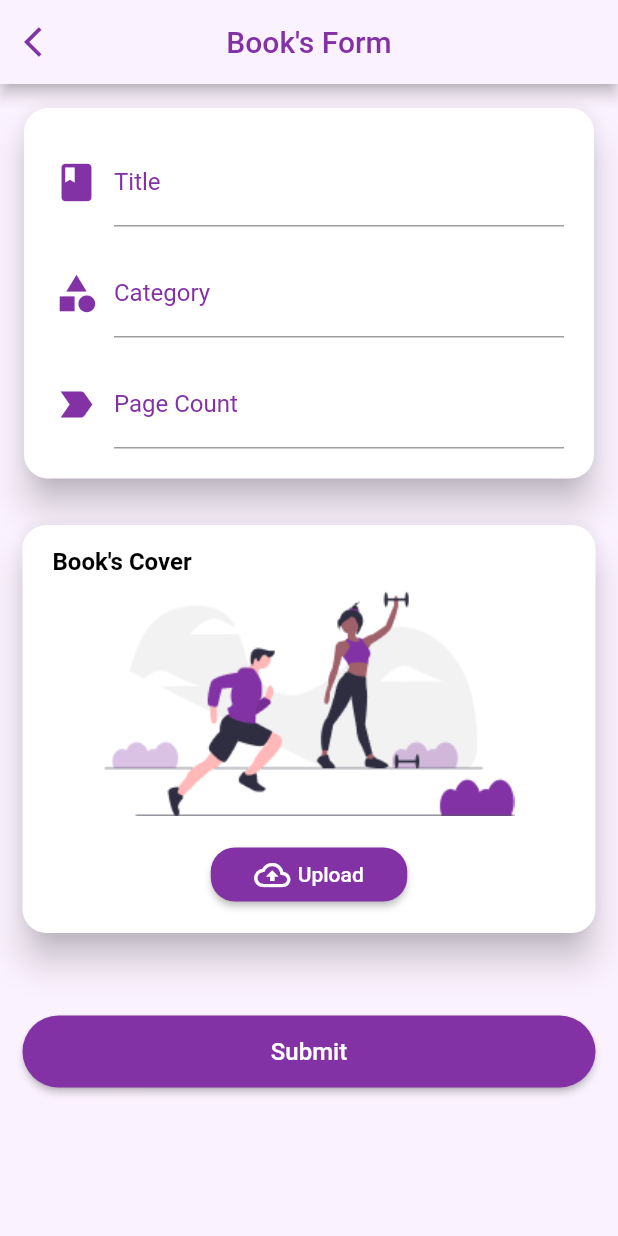
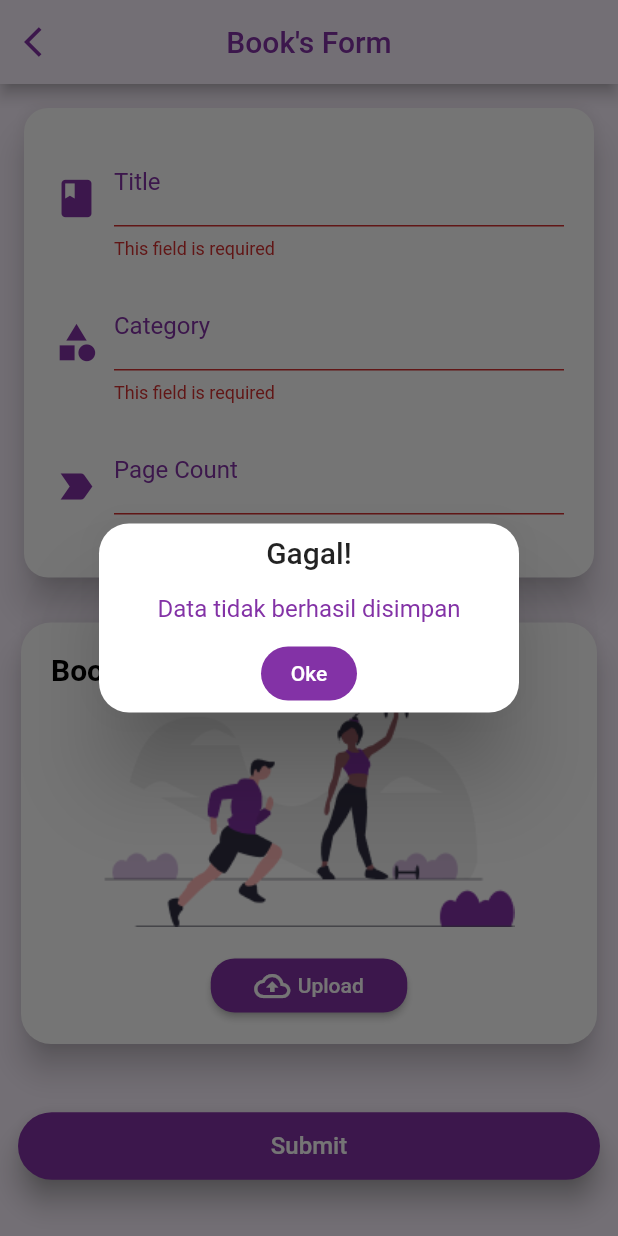
Before and after one commit to SabillaAndini/sabilla_firebase, a Flutter app: the FormView screen opened by its route, after a tap on "Submit", on a phone screen of 412 x 824 dp. Run offline on Flutter 3.47's test engine with Material 2 defaults, Android fonts, the phone set to English and light mode, and no system bars; our stand-ins replace cloud_firestore, firebase_auth, firebase_core, firebase_storage, get, image_picker and 1 more; accounts and stored records are empty.

Commit message:
update progress

```diff
--- a/lib/app/data/book_model.dart
+++ b/lib/app/data/book_model.dart
@@ -1,3 +1,11 @@
+import 'dart:io';
+
+import 'package:cloud_firestore/cloud_firestore.dart';
+import 'package:flutter/material.dart';
+import 'package:get/get.dart';
+import 'package:sabilla_firebase/app/data/database.dart';
+import 'package:sabilla_firebase/app/integrations/firestore.dart';
+
 class BookModel {
   String? id;
   String? title;
@@ -9,4 +17,75 @@ class BookModel {
 
   BookModel(
       {this.id, this.title, this.category, this.page, this.image, this.time});
+
+  BookModel.fromJson(DocumentSnapshot snapshot) {
+    Map<String, dynamic>? json = snapshot.data() as Map<String, dynamic>?;
+    id = snapshot.id;
+    title = json?['title'];
+    category = json?['category'];
+    page = json?['page'];
+    readPage = json?['readPage'];
+    image = json?['image'];
+    time = (json?['time']).toDate();
+  }
+
+  Map<String, dynamic> toJson() {
+    final data = <String, dynamic>{};
+    data['id'] = id;
+    data['tittle'] = title;
+    data['category'] = category;
+    data['page'] = page;
+    data['readPage'] = readPage;
+    data['image'] = image;
+    data['time'] = time;
+    return data;
+  }
+
+  Database db = Database(
+      collectionReference: firebaseFirestore.collection(
+        bookCollection,
+      ),
+      storageReference: firebaseStorage.ref(bookCollection));
+
+  Future<BookModel> save({File? file}) async {
+    id == null ? id = await db.add(toJson()) : await db.edit(toJson());
+    if (file != null && id != null) {
+      image = await db.upload(id: id!, file: file);
+      db.edit(toJson());
+    }
+    return this;
+  }
+
+  Future delete() async {
+    if (id == null) {
+      Get.defaultDialog(
+        title: "Error",
+        middleText: "Invalid ID",
+        onConfirm: () => Get.back(),
+        textConfirm: "Okay",
+        buttonColor: Color(0xFF8332A6),
+        confirmTextColor: Colors.white,
+        cancelTextColor: Colors.black,
+      );
+      return;
+    }
+    return await db.delete(id!, url: image);
+  }
+
+  Stream<List<BookModel>> streamList() async* {
+    yield* db.collectionReference
+        .orderBy("time", descending: true)
+        .snapshots()
+        .map((query) {
+      List<BookModel> list = [];
+      for (var doc in query.docs) {
+        list.add(
+          BookModel.fromJson(
+            doc,
+          ),
+        );
+      }
+      return list;
+    });
+  }
 }
--- a/lib/app/modules/form/controllers/form_controller.dart
+++ b/lib/app/modules/form/controllers/form_controller.dart
@@ -1,14 +1,83 @@
+import 'dart:io';
+
+import 'package:flutter/material.dart';
 import 'package:get/get.dart';
 import 'package:image_picker/image_picker.dart';
+import 'package:nb_utils/nb_utils.dart';
+
+import '../../../data/book_model.dart';
 
 class FormController extends GetxController {
-  final ImagePicker picker = ImagePicker();
+  final GlobalKey<FormState> booksForm = GlobalKey<FormState>();
+
+  TextEditingController titleC = TextEditingController();
+  TextEditingController categoryC = TextEditingController();
+  TextEditingController pageC = TextEditingController();
+
+  final Rxn<String> _selectedValue = Rxn<String>();
+  String? get selectedValue => _selectedValue.value;
+  set selectedValue(String? value) => _selectedValue.value = value;
+
   XFile? image;
-  var path = ''.obs;
+  RxString addImage = ''.obs;
 
-  Future<void> selectImage() async {
+  Future getImage() async {
+    final ImagePicker picker = ImagePicker();
     image = await picker.pickImage(source: ImageSource.gallery);
-    if (image != null) path.value = image!.path;
+    if (image != null) {
+      addImage.value = image!.path;
+    }
+  }
+
+  var isSaving = false.obs;
+
+  controllerToModel(BookModel book) async {
+    book.title = titleC.text;
+    book.category = selectedValue;
+    book.page = int.tryParse(pageC.text);
+    book.readPage = 0;
+    book.image = addImage.value;
+    book.time = DateTime.now();
+    if (book.id != null) {
+      book.time = DateTime.now();
+    }
+    return book;
+  }
+
+  modelToContoller(BookModel book) {
+    titleC.text = book.title ?? '';
+    categoryC.text = book.category ?? '';
+    pageC.text = (book.page ?? '').toString();
+    addImage.value = book.image ?? '';
+  }
+
+  Future store(BookModel book, {String? path}) async {
+    isSaving.value = true;
+    File? data;
+    book = await controllerToModel(book);
+    if (!path.isEmptyOrNull) {
+      data = File(path!);
+    }
+    try {
+      data == null ? await book.save() : await book.save(file: data);
+      toast('Data berhasil diperbarui');
+      Get.back();
+    } catch (e) {
+      print(e);
+      toast('Error ${e.toString()}');
+    } finally {
+      isSaving.value = false;
+    }
+  }
+
+  checkControllers(BookModel book, String? path) {
+    if (book.id.isEmptyOrNull) {
+      if (titleC.text.isNotEmpty ||
+          categoryC.text.isNotEmpty ||
+          pageC.text.isNotEmpty ||
+          (path == null || path == '')) return true;
+    }
+    return false;
   }
 
   final count = 0.obs;
@@ -26,6 +95,4 @@ class FormController extends GetxController {
   void onClose() {
     super.onClose();
   }
-
-  void increment() => count.value++;
 }
--- a/lib/app/modules/form/views/form_view.dart
+++ b/lib/app/modules/form/views/form_view.dart
@@ -1,12 +1,18 @@
+import 'dart:io';
+
 import 'package:flutter/material.dart';
 
 import 'package:get/get.dart';
 
+import '../../../data/book_model.dart';
 import '../../home/views/home_view.dart';
 import '../controllers/form_controller.dart';
 
 class FormView extends GetView<FormController> {
-  const FormView({Key? key}) : super(key: key);
+  GlobalKey<FormState> formKey = GlobalKey();
+  BookModel book = Get.arguments ?? BookModel();
+  FormView({super.key});
+
   @override
   Widget build(BuildContext context) {
     return Scaffold(
@@ -23,14 +29,14 @@ class FormView extends GetView<FormController> {
         title: const Text(
           'Book\'s Form',
           style: TextStyle(
-            color:
-                Color(0xFF8332A6), // Ganti dengan warna teks yang Anda inginkan
+            color: Color(0xFF8332A6),
           ),
         ),
         centerTitle: true,
       ),
       body: SingleChildScrollView(
-        child: Column(
+        child: Obx(
+          () => Column(
             children: [
               Container(
                 child: Card(
@@ -38,6 +44,9 @@ class FormView extends GetView<FormController> {
                   elevation: 10,
                   shape: RoundedRectangleBorder(
                       borderRadius: BorderRadius.circular(16)),
+                  child: Form(
+                    key: formKey,
+                    autovalidateMode: AutovalidateMode.always,
                     child: Padding(
                       padding: EdgeInsets.all(20.0),
                       child: Column(
@@ -52,12 +61,18 @@ class FormView extends GetView<FormController> {
                               const SizedBox(width: 10),
                               Expanded(
                                 child: TextFormField(
+                                  controller: controller.titleC,
+                                  validator: (value) =>
+                                      value == null || value.isEmpty
+                                          ? 'This field is required'
+                                          : null,
                                   decoration: const InputDecoration(
                                     labelText: 'Title',
-                                labelStyle: TextStyle(color: Color(0xFF8332A6)),
+                                    labelStyle:
+                                        TextStyle(color: Color(0xFF8332A6)),
                                     focusedBorder: UnderlineInputBorder(
-                                    borderSide:
-                                        BorderSide(color: Color(0xFF8332A6))),
+                                        borderSide: BorderSide(
+                                            color: Color(0xFF8332A6))),
                                   ),
                                 ),
                               ),
@@ -74,12 +89,18 @@ class FormView extends GetView<FormController> {
                               const SizedBox(width: 10),
                               Expanded(
                                 child: TextFormField(
+                                  controller: controller.categoryC,
+                                  validator: (value) =>
+                                      value == null || value.isEmpty
+                                          ? 'This field is required'
+                                          : null,
                                   decoration: const InputDecoration(
                                     labelText: 'Category',
-                                labelStyle: TextStyle(color: Color(0xFF8332A6)),
+                                    labelStyle:
+                                        TextStyle(color: Color(0xFF8332A6)),
                                     focusedBorder: UnderlineInputBorder(
-                                    borderSide:
-                                        BorderSide(color: Color(0xFF8332A6))),
+                                        borderSide: BorderSide(
+                                            color: Color(0xFF8332A6))),
                                   ),
                                 ),
                               ),
@@ -96,12 +117,18 @@ class FormView extends GetView<FormController> {
                               const SizedBox(width: 10),
                               Expanded(
                                 child: TextFormField(
+                                  controller: controller.pageC,
+                                  validator: (value) =>
+                                      value == null || value.isEmpty
+                                          ? 'This field is required'
+                                          : null,
                                   decoration: const InputDecoration(
                                     labelText: 'Page Count',
-                                labelStyle: TextStyle(color: Color(0xFF8332A6)),
+                                    labelStyle:
+                                        TextStyle(color: Color(0xFF8332A6)),
                                     focusedBorder: UnderlineInputBorder(
-                                    borderSide:
-                                        BorderSide(color: Color(0xFF8332A6))),
+                                        borderSide: BorderSide(
+                                            color: Color(0xFF8332A6))),
                                   ),
                                 ),
                               ),
@@ -112,27 +139,47 @@ class FormView extends GetView<FormController> {
                     ),
                   ),
                 ),
-            Container(
+              ),
+              controller.addImage.value.isNotEmpty
+                  ? Container(
+                      height: 250,
+                      width: MediaQuery.of(context).size.width,
+                      margin: EdgeInsets.only(left: 10, right: 10, top: 10),
+                      child: Card(
+                        elevation: 9,
+                        shadowColor: Colors.black,
+                        shape: RoundedRectangleBorder(
+                          borderRadius: BorderRadius.circular(20.0),
+                        ),
+                        child: Padding(
+                          padding: const EdgeInsets.symmetric(vertical: 20.0),
+                          child: Center(
+                            child: Image.file(File(controller.addImage.value),
+                                fit: BoxFit.contain),
+                          ),
+                        ),
+                      ),
+                    )
+                  : Container(
                       width: double.infinity,
+                      margin: EdgeInsets.only(left: 10, right: 10, top: 10),
                       child: Card(
-                margin: EdgeInsets.all(15),
-                elevation: 10,
+                        elevation: 9,
+                        shadowColor: Colors.black,
                         shape: RoundedRectangleBorder(
-                    borderRadius: BorderRadius.circular(16)),
+                          borderRadius: BorderRadius.circular(20.0),
+                        ),
                         child: Column(
+                          crossAxisAlignment: CrossAxisAlignment.start,
                           children: [
-                    const Align(
-                      alignment: Alignment.topLeft,
-                      child: Padding(
-                        padding: EdgeInsets.only(left: 20, top: 15),
+                            Padding(
+                              padding: const EdgeInsets.only(left: 20, top: 20),
                               child: Text(
-                          'Book\'s Cover',
+                                "Book's Cover",
                                 style: TextStyle(
                                     color: Colors.black,
-                            fontSize: 16,
                                     fontWeight: FontWeight.bold,
-                          ),
-                        ),
+                                    fontSize: 20),
                               ),
                             ),
                             SizedBox(height: 10),
@@ -144,17 +191,23 @@ class FormView extends GetView<FormController> {
                               ),
                             ),
                             const SizedBox(height: 15),
-                    Padding(
+                            Center(
+                              child: Padding(
                                 padding: const EdgeInsets.only(bottom: 15),
                                 child: ElevatedButton(
                                   style: ButtonStyle(
-                            backgroundColor: const MaterialStatePropertyAll(
+                                      backgroundColor:
+                                          const MaterialStatePropertyAll(
                                               Color(0xFF8332A6)),
-                            fixedSize: MaterialStatePropertyAll(Size(131, 32)),
+                                      fixedSize: MaterialStatePropertyAll(
+                                          Size(131, 32)),
                                       shape: MaterialStatePropertyAll(
                                           RoundedRectangleBorder(
-                                    borderRadius: BorderRadius.circular(16)))),
-                        onPressed: () {},
+                                              borderRadius:
+                                                  BorderRadius.circular(16)))),
+                                  onPressed: () async {
+                                    await controller.getImage();
+                                  },
                                   child: const Row(
                                     mainAxisAlignment: MainAxisAlignment.center,
                                     children: [
@@ -174,35 +227,50 @@ class FormView extends GetView<FormController> {
                                   ),
                                 ),
                               ),
+                            ),
                           ],
                         ),
                       ),
                     ),
               Padding(
-              padding: const EdgeInsets.only(right: 15, left: 15, top: 40),
+                padding: const EdgeInsets.only(top: 40, left: 12, right: 12),
                 child: ElevatedButton(
-                style: ButtonStyle(
-                  backgroundColor: MaterialStateProperty.all(Color(0xFF8332A6)),
-                  fixedSize: MaterialStateProperty.all(Size(396, 48)),
-                  shape: MaterialStateProperty.all(
-                    RoundedRectangleBorder(
-                      borderRadius: BorderRadius.circular(25),
+                  onPressed: () {
+                    if (formKey.currentState?.validate() == true) {
+                      controller.store(book, path: controller.addImage.value);
+                    } else {
+                      Get.defaultDialog(
+                        title: 'Gagal!',
+                        middleText: 'Data tidak berhasil disimpan',
+                        middleTextStyle: TextStyle(color: Color(0xff8332A6)),
+                        onConfirm: () {
+                          Get.back();
+                        },
+                        textConfirm: 'Oke',
+                        buttonColor: Color(0xff8332A6),
+                        confirmTextColor: Colors.white,
+                      );
+                    }
+                  },
+                  style: ElevatedButton.styleFrom(
+                    elevation: 8,
+                    shadowColor: Colors.grey,
+                    backgroundColor: Color(0xff8332A6),
+                    shape: RoundedRectangleBorder(
+                      borderRadius: BorderRadius.circular(30.0),
                     ),
+                    minimumSize: Size(double.infinity, 45),
                   ),
-                ),
-                onPressed: () {},
-                child: const Text(
+                  child: Text(
                     'Submit',
-                  style: TextStyle(
-                    color: Colors.white,
-                    fontSize: 16,
-                  ),
+                    style: TextStyle(color: Colors.white, fontSize: 16),
                   ),
                 ),
               ),
             ],
           ),
         ),
+      ),
     );
   }
 }
--- a/lib/app/routes/app_pages.dart
+++ b/lib/app/routes/app_pages.dart
@@ -29,7 +29,7 @@ class AppPages {
     ),
     GetPage(
       name: _Paths.FORM,
-      page: () => const FormView(),
+      page: () => FormView(),
       binding: FormBinding(),
     ),
     GetPage(
```
Also changed, not shown: lib/app/data/read_model.dart (+71 -0 lines), lib/app/modules/home/views/home_view.dart (+98 -99 lines). Lines whose indentation alone changed are shown as unchanged.
